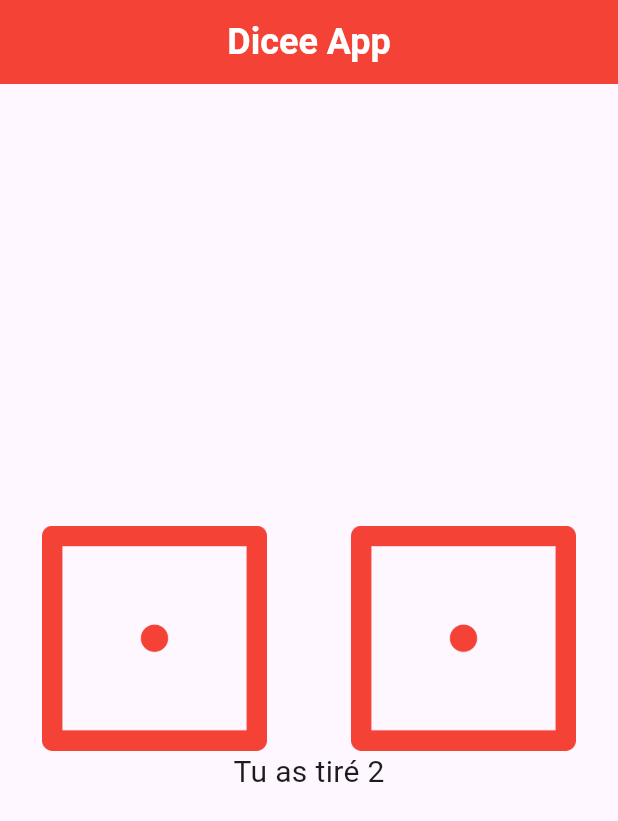
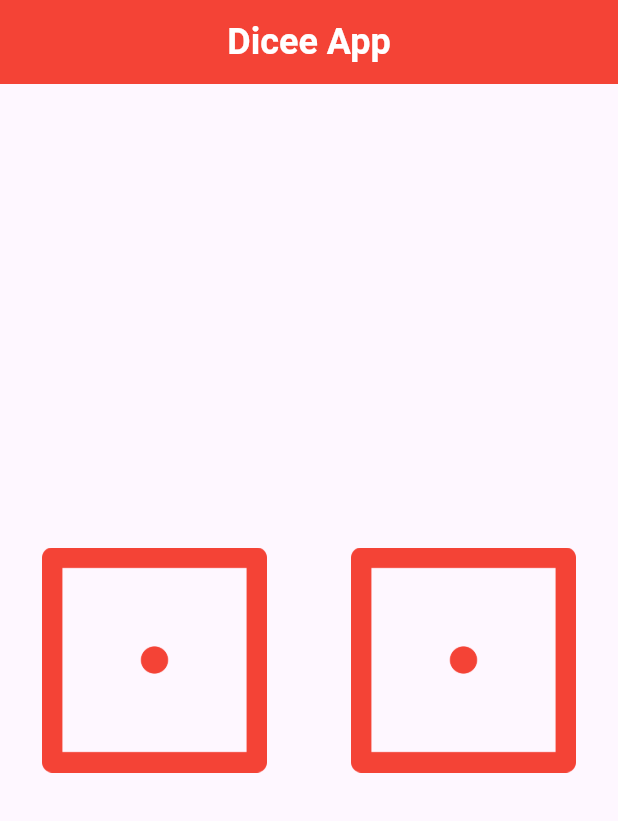
Before and after one commit to Nick-Lemy/100daysOfFlutter, a Flutter app: the screen it shows after launch, on a phone screen of 412 x 824 dp. Shown: the top 821 px of the screen. Run offline on Flutter 3.47's test engine with Material 3 defaults, Android fonts, the light colour scheme and no system bars; our stand-ins replace google_fonts.

Commit message:
Text removed

```diff
--- a/dicee/lib/main.dart
+++ b/dicee/lib/main.dart
@@ -61,12 +61,6 @@ class _MyAppState extends State<MyApp> {
                       )),
                 ],
               ),
-              Text(
-                'Tu as tiré ${dices[0] + dices2[0]}',
-                style: TextStyle(
-                  fontSize: 20
-                ),
-              )
             ],
           ),
         ),
```
